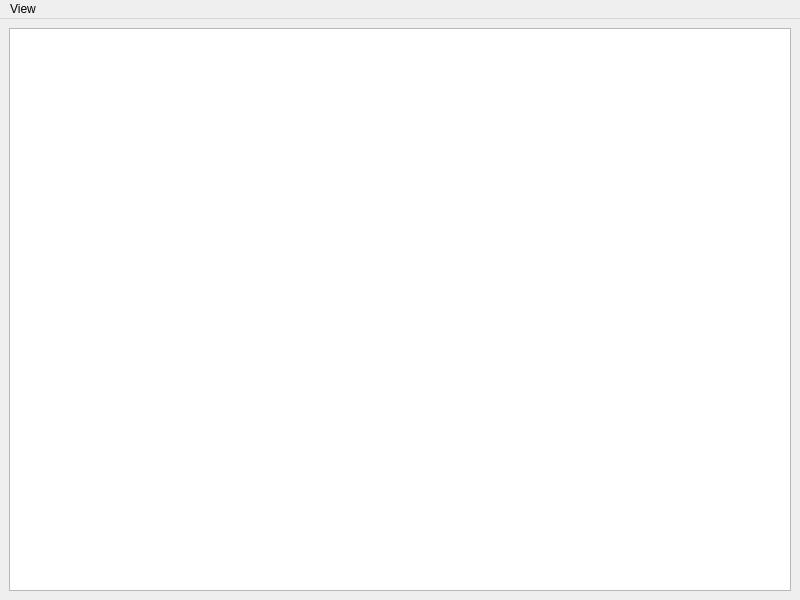
Qt form lib/roby/log/relations_view/relations_view.ui (rock-core/tools-roby) before a commit.
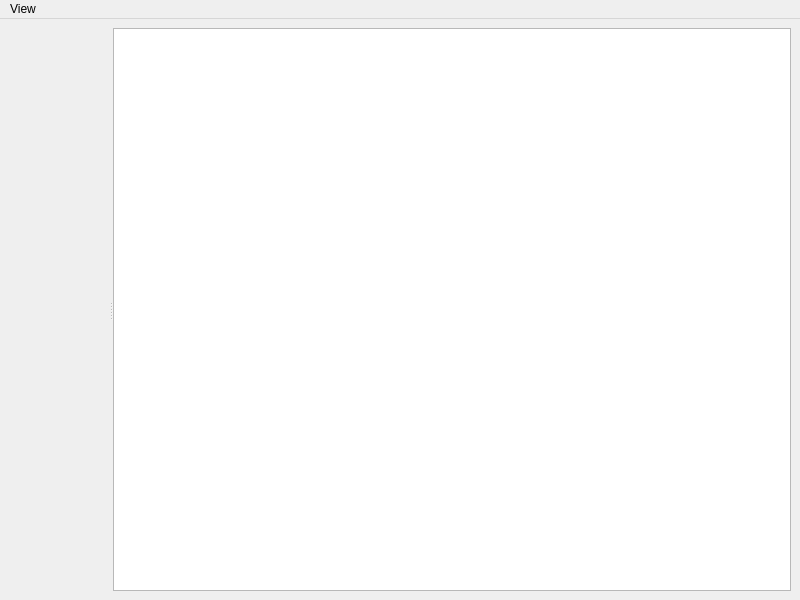
The same form after that commit.

Commit message: log: integrate the plan rebuilder widget in the relation display view

Patch:
```diff
--- a/lib/roby/log/relations_view/relations_view.ui
+++ b/lib/roby/log/relations_view/relations_view.ui
@@ -14,12 +14,37 @@
    <string>MainWindow</string>
   </property>
   <widget class="QWidget" name="centralwidget">
-   <layout class="QVBoxLayout">
-    <item>
-     <widget class="QGraphicsView" name="graphics">
-      <property name="renderHints">
-       <set>QPainter::Antialiasing|QPainter::TextAntialiasing</set>
+   <layout class="QGridLayout" name="gridLayout">
+    <item row="0" column="0">
+     <widget class="QSplitter" name="spliiter">
+      <property name="orientation">
+       <enum>Qt::Horizontal</enum>
       </property>
+      <widget class="QWidget" name="history" native="true">
+       <property name="sizePolicy">
+        <sizepolicy hsizetype="Minimum" vsizetype="Preferred">
+         <horstretch>0</horstretch>
+         <verstretch>0</verstretch>
+        </sizepolicy>
+       </property>
+      </widget>
+      <widget class="QGraphicsView" name="graphics">
+       <property name="sizePolicy">
+        <sizepolicy hsizetype="Expanding" vsizetype="Expanding">
+         <horstretch>10</horstretch>
+         <verstretch>0</verstretch>
+        </sizepolicy>
+       </property>
+       <property name="minimumSize">
+        <size>
+         <width>250</width>
+         <height>250</height>
+        </size>
+       </property>
+       <property name="renderHints">
+        <set>QPainter::Antialiasing|QPainter::TextAntialiasing</set>
+       </property>
+      </widget>
      </widget>
     </item>
    </layout>
```
The commit also changes 3 other files.
